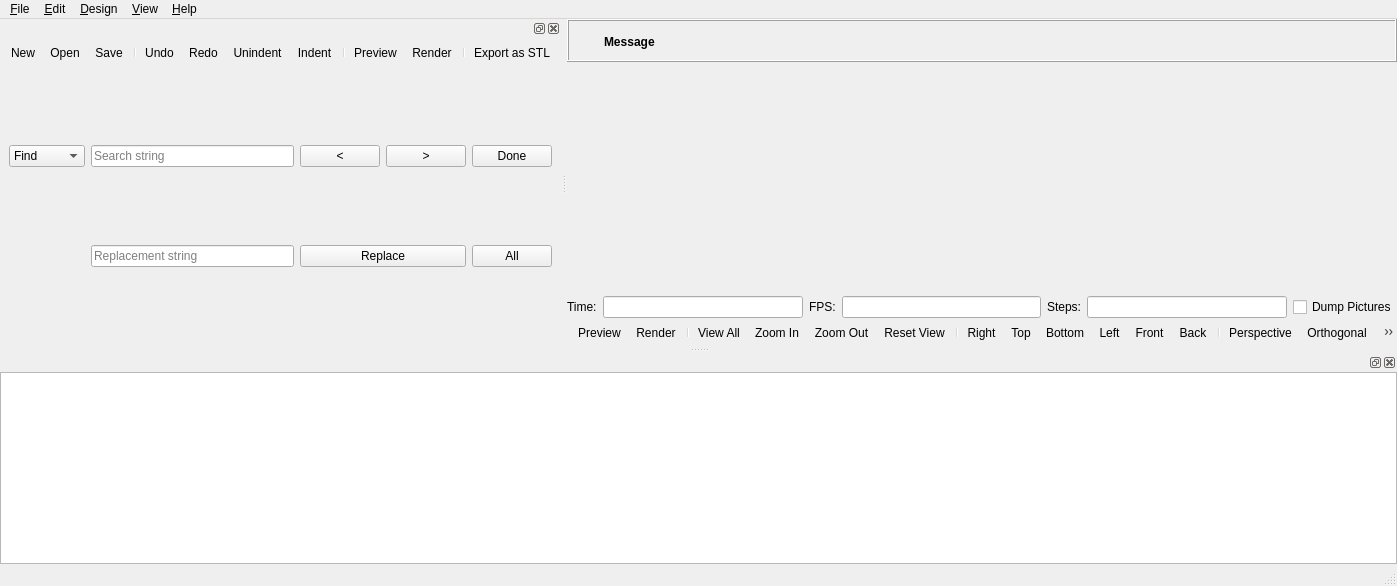
Old version of the form src/MainWindow.ui in the repository openscad/openscad.
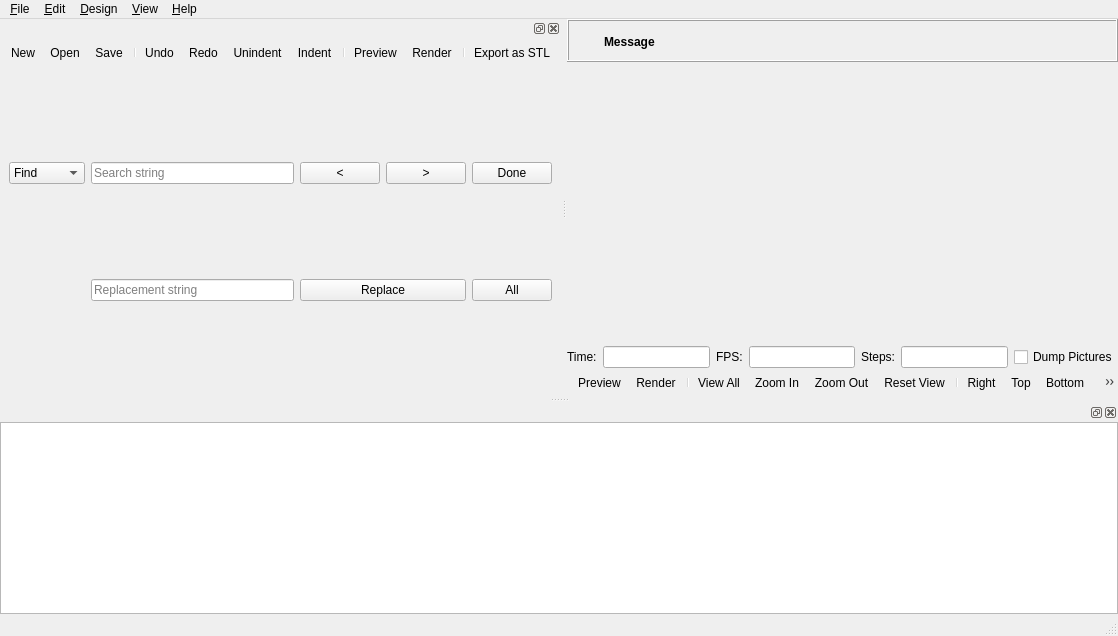
New version of the form. Icons and pictures are not drawn. Custom widgets are drawn as their Qt base class.

Commit message: Updated menu mnemonics to cover most of the entries

```diff
--- a/src/MainWindow.ui
+++ b/src/MainWindow.ui
@@ -6,8 +6,8 @@
    <rect>
     <x>0</x>
     <y>0</y>
-    <width>1397</width>
-    <height>586</height>
+    <width>1118</width>
+    <height>636</height>
    </rect>
   </property>
   <widget class="QWidget" name="centralwidget">
@@ -244,7 +244,7 @@
     <rect>
      <x>0</x>
      <y>0</y>
-     <width>1397</width>
+     <width>1118</width>
      <height>22</height>
     </rect>
    </property>
@@ -765,7 +765,7 @@
      <normaloff>:/images/render-32.png</normaloff>:/images/render-32.png</iconset>
    </property>
    <property name="text">
-    <string>&amp;Render</string>
+    <string>R&amp;ender</string>
    </property>
    <property name="shortcut">
     <string>F6</string>
@@ -924,7 +924,7 @@
      <normaloff>:/images/blackUp.png</normaloff>:/images/blackUp.png</iconset>
    </property>
    <property name="text">
-    <string>Top</string>
+    <string>&amp;Top</string>
    </property>
    <property name="shortcut">
     <string>Ctrl+4</string>
@@ -936,7 +936,7 @@
      <normaloff>:/images/blackbottom.png</normaloff>:/images/blackbottom.png</iconset>
    </property>
    <property name="text">
-    <string>Bottom</string>
+    <string>&amp;Bottom</string>
    </property>
    <property name="shortcut">
     <string>Ctrl+5</string>
@@ -948,7 +948,7 @@
      <normaloff>:/images/blackleft (copy).png</normaloff>:/images/blackleft (copy).png</iconset>
    </property>
    <property name="text">
-    <string>Left</string>
+    <string>&amp;Left</string>
    </property>
    <property name="shortcut">
     <string>Ctrl+6</string>
@@ -960,7 +960,7 @@
      <normaloff>:/images/rightright.png</normaloff>:/images/rightright.png</iconset>
    </property>
    <property name="text">
-    <string>Right</string>
+    <string>&amp;Right</string>
    </property>
    <property name="shortcut">
     <string>Ctrl+7</string>
@@ -972,7 +972,7 @@
      <normaloff>:/images/blackfront.png</normaloff>:/images/blackfront.png</iconset>
    </property>
    <property name="text">
-    <string>Front</string>
+    <string>&amp;Front</string>
    </property>
    <property name="shortcut">
     <string>Ctrl+8</string>
@@ -984,7 +984,7 @@
      <normaloff>:/images/blackback.png</normaloff>:/images/blackback.png</iconset>
    </property>
    <property name="text">
-    <string>Back</string>
+    <string>Bac&amp;k</string>
    </property>
    <property name="shortcut">
     <string>Ctrl+9</string>
@@ -1012,7 +1012,7 @@
      <normaloff>:/images/perspective1.png</normaloff>:/images/perspective1.png</iconset>
    </property>
    <property name="text">
-    <string>Perspective</string>
+    <string>&amp;Perspective</string>
    </property>
   </action>
   <action name="viewActionOrthogonal">
@@ -1024,7 +1024,7 @@
      <normaloff>:/images/orthogonal.png</normaloff>:/images/orthogonal.png</iconset>
    </property>
    <property name="text">
-    <string>Orthogonal</string>
+    <string>&amp;Orthogonal</string>
    </property>
   </action>
   <action name="viewActionHideConsole">
```
Left out of the diff: 105 changed lines with no effect on the pictures. The commit also changes 1 other file.
